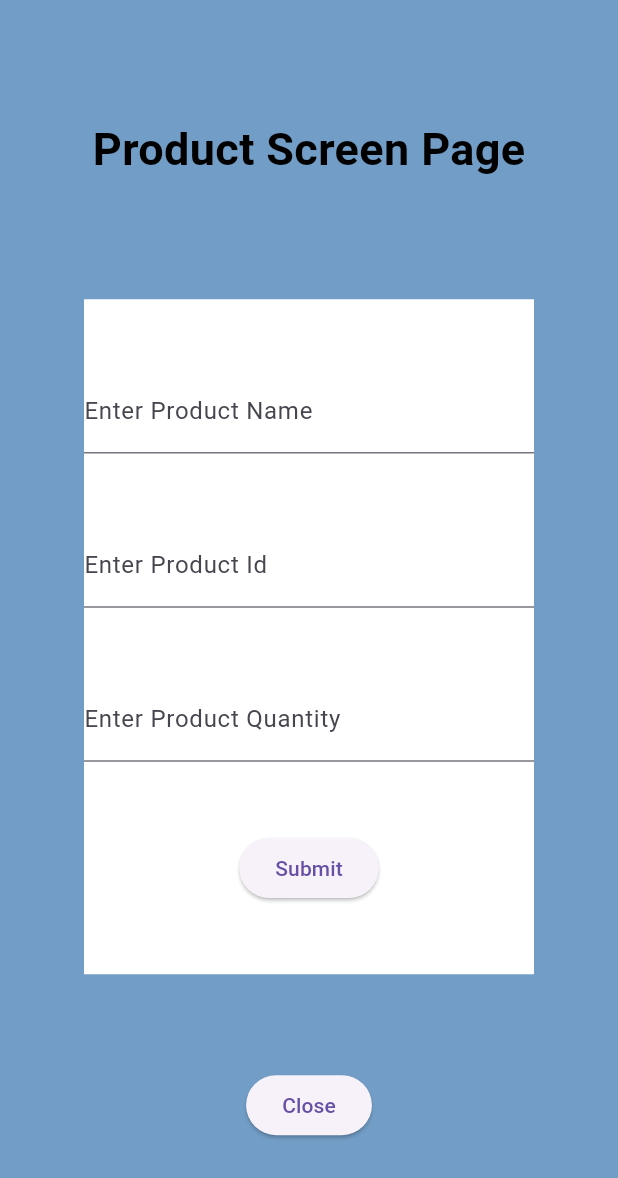
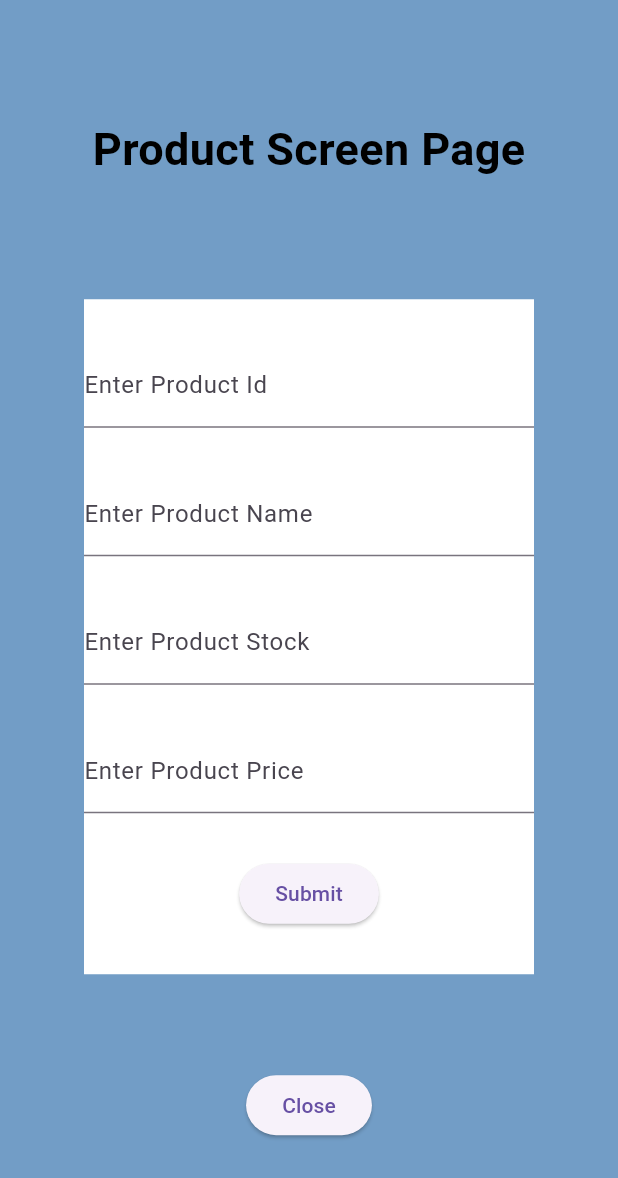
Before and after one commit to developer-sanjai/navigation_project, a Flutter app: the ProductScreen screen opened directly with empty values, on a phone screen of 412 x 824 dp. Shown: the top 1178 px of the screen. Run offline on Flutter 3.47's test engine with Material 3 defaults, Android fonts, the light colour scheme and no system bars.

Commit message:
Extra task added

```diff
--- a/lib/product_screen.dart
+++ b/lib/product_screen.dart
@@ -2,9 +2,12 @@ import 'package:flutter/material.dart';
 class Product{
     String productName;
     String productId ;
-    String productQuantity;
+    String stock;
+    String price;
 
-    Product(this.productName,this.productId,this.productQuantity);
+    Product(this.productName,this.productId,this.stock,this.price);
+    int get stockAsInt => int.parse(stock);
+    double get priceAsDouble => double.parse(price);
 }
 class ProductScreen extends StatefulWidget {
   final Product product;
@@ -48,6 +51,19 @@ late Product product =widget.product;
                 mainAxisAlignment: MainAxisAlignment.spaceEvenly,
                  children: [
                    TextFormField(
+                    initialValue: product.productId,
+                     onChanged:(value){
+                       product.productId = value;
+                     },
+                     decoration:const  InputDecoration(
+                       labelText: 'Enter Product Id',
+                       focusedBorder: OutlineInputBorder(
+                        borderRadius: BorderRadius.all(Radius.circular(15),
+                        ),
+                      )
+                     ),
+                     ),
+                     TextFormField(
                     initialValue:product.productName ,
                      onChanged:(value){
                        product.productName = value;
@@ -61,25 +77,25 @@ late Product product =widget.product;
                      ),
                    ),
                    TextFormField(
-                    initialValue: product.productId,
+                    initialValue: product.stock,
                      onChanged:(value){
-                       product.productId = value;
+                       product.stock = value;
                      },
                      decoration:const  InputDecoration(
-                       labelText: 'Enter Product Id',
+                       labelText: 'Enter Product Stock',
                        focusedBorder: OutlineInputBorder(
                         borderRadius: BorderRadius.all(Radius.circular(15),
                         ),
                       )
                      ),
-                     ),
+                   ),
                    TextFormField(
-                    initialValue: product.productQuantity,
+                    initialValue: product.price,
                      onChanged:(value){
-                       product.productQuantity = value;
+                       product.price = value;
                      },
                      decoration:const  InputDecoration(
-                       labelText: 'Enter Product Quantity',
+                       labelText: 'Enter Product Price',
                        focusedBorder: OutlineInputBorder(
                         borderRadius: BorderRadius.all(Radius.circular(15),
                         ),
--- a/lib/sales_screen.dart
+++ b/lib/sales_screen.dart
@@ -1,8 +1,9 @@
 import 'package:flutter/material.dart';
 class Sales{
   String productId ;
-  String saleQuantity ;
+  String saleQuantity;
   Sales(this.productId,this.saleQuantity);
+  int get saleQuantityAsInt =>int.parse(saleQuantity);
 }
 class SalesScreen extends StatefulWidget {
   final Sales sale;
```
Also changed, not shown: lib/main.dart (+75 -13 lines).
